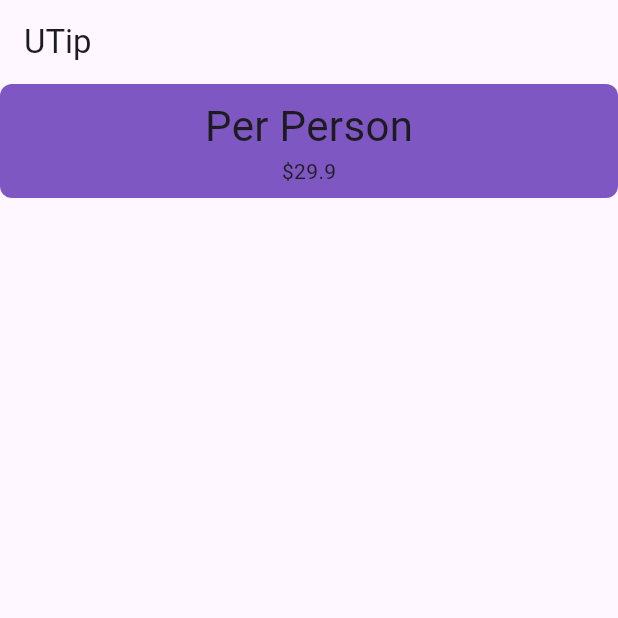
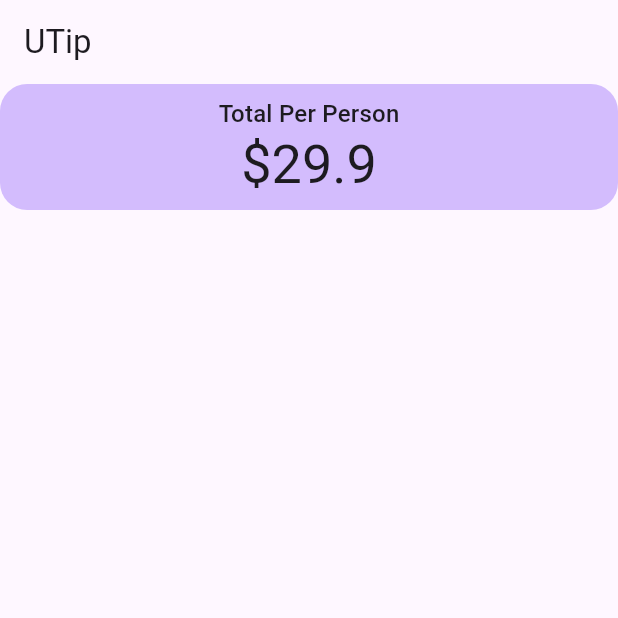
Before and after one commit to abdullahmeen/utip, a Flutter app: the screen it shows after launch, on a phone screen of 412 x 824 dp, the top half of it. Run offline on Flutter 3.47's test engine with Material 3 defaults, Android fonts, the phone set to English and light mode, and no system bars.

Commit message:
made some adjustments

```diff
--- a/lib/main.dart
+++ b/lib/main.dart
@@ -13,43 +13,43 @@ class MyApp extends StatelessWidget {
     return MaterialApp(
       title: 'Flutter Demo',
       theme: ThemeData(
-
         colorScheme: ColorScheme.fromSeed(seedColor: Colors.deepPurple),
       ),
-      home: UTip(),
+      home: const UTip(),
     );
   }
 }
 
-class UTip extends StatelessWidget {
+class UTip extends StatefulWidget {
   const UTip({super.key});
 
   @override
+  State<UTip> createState() => _UTipState();
+}
+
+class _UTipState extends State<UTip> {
+  @override
   Widget build(BuildContext context) {
-    return  Scaffold(
-      appBar: AppBar(
-        title: Text('UTip'),
-      ),
+    var theme = Theme.of(context);
+    return Scaffold(
+      appBar: AppBar(title: Text('UTip')),
       body: Column(
         crossAxisAlignment: CrossAxisAlignment.stretch,
         children: [
           Container(
             padding: const EdgeInsets.all(08),
             decoration: BoxDecoration(
-              color: Colors.deepPurple[400],
-              borderRadius: BorderRadius.circular(8)
+              color: theme.colorScheme.inversePrimary,
+              borderRadius: BorderRadius.circular(18),
               //buildthemecontext
             ),
             child: Column(
-
               children: [
-                const Text('Per Person',
-                style: TextStyle(
-                  fontSize: 28,
-                ),),
-                const Text('\$29.9'),
+                Text('Total Per Person', style: theme.textTheme.titleMedium),
+                Text('\$29.9', style: theme.textTheme.displaySmall),
               ],
-            )),
+            ),
+          ),
         ],
       ),
     );
```
